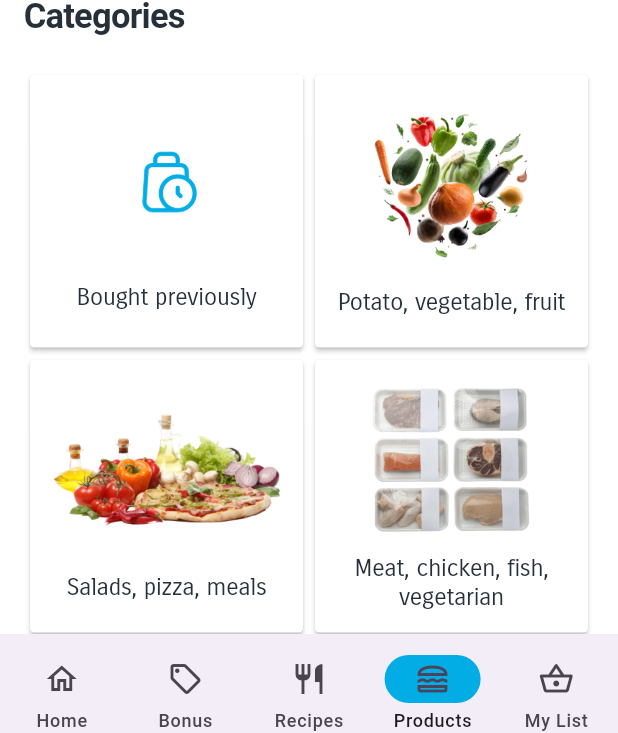
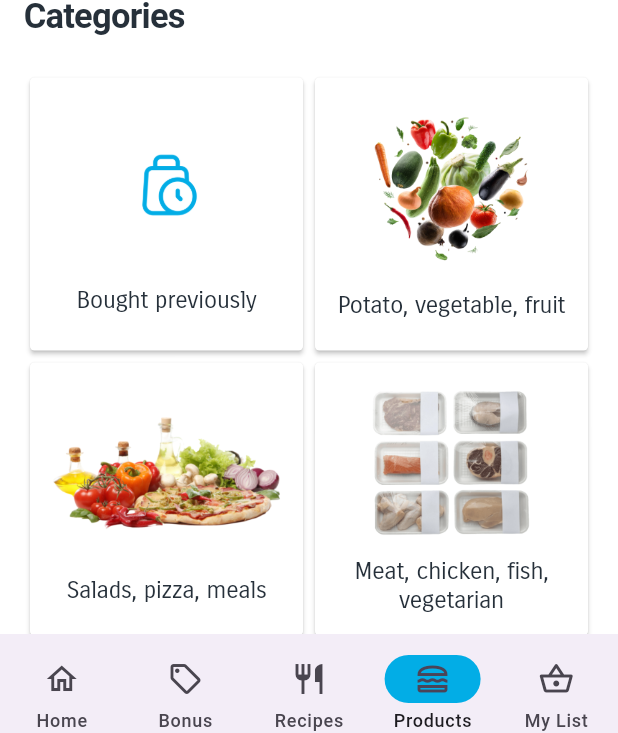
Before and after one commit to ERy03/albert_heijn_clone, a Flutter app: the screen it shows after launch, item 4 of the bottom bar chosen, on a phone screen of 412 x 824 dp. Shown: the part 482-1215 px from the top of the screen. Run offline on Flutter 3.47's test engine with Material 2 defaults, Android fonts, the phone set to English and light mode, and no system bars; our stand-ins replace go_router.

Commit message:
fix: padding

```diff
--- a/lib/components/products/categories/categories_section.dart
+++ b/lib/components/products/categories/categories_section.dart
@@ -9,7 +9,7 @@ class CategoriesSection extends StatelessWidget {
   @override
   Widget build(BuildContext context) {
     return SliverPadding(
-      padding: const EdgeInsets.symmetric(horizontal: 16.0),
+      padding: const EdgeInsets.only(left: 16.0, right: 16, bottom: 8),
       sliver: SliverGrid.count(crossAxisCount: 2, children: [
         CategoriesCard(
           categories: CategoriesModel(
--- a/lib/screens/products.dart
+++ b/lib/screens/products.dart
@@ -16,7 +16,7 @@ class ProductsScreen extends StatelessWidget {
       body: CustomScrollView(
         slivers: [
           SliverPadding(
-            padding: const EdgeInsets.only(top: 8.0, bottom: 8.0),
+            padding: const EdgeInsets.only(top: 8.0),
             sliver: SliverList(
               delegate: SliverChildListDelegate([
                 HomeSearchBarButton(
@@ -43,7 +43,7 @@ class ProductsScreen extends StatelessWidget {
                   ),
                 ),
                 const SizedBox(
-                  height: 10,
+                  height: 20,
                 ),
               ]),
             ),
```
